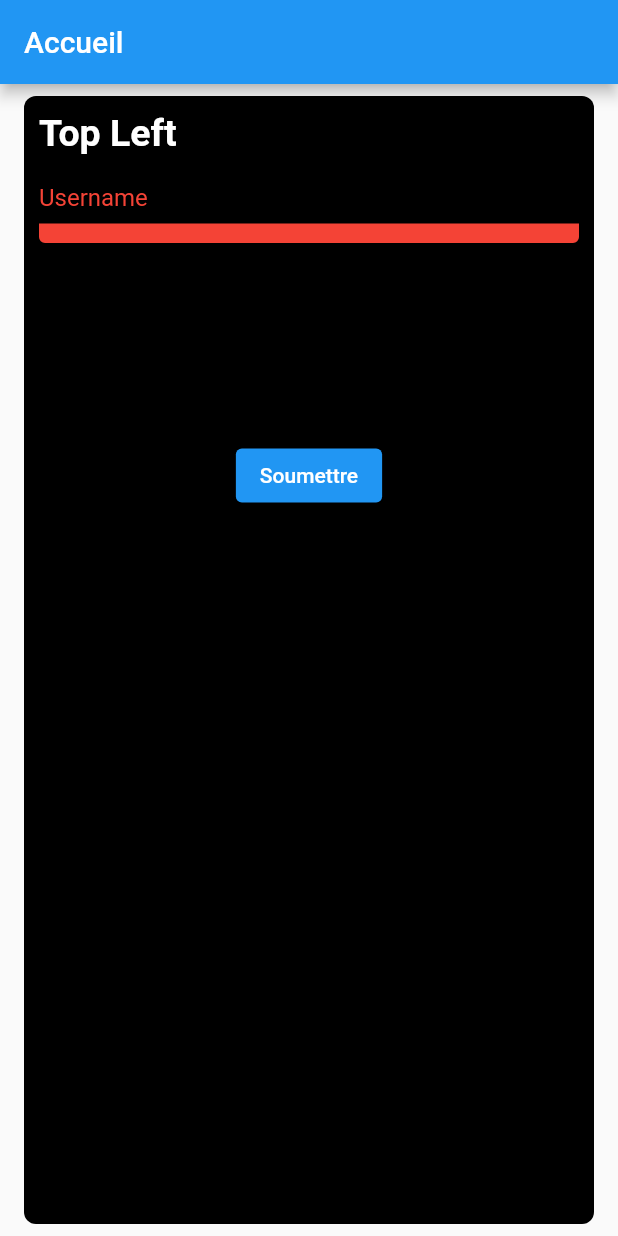
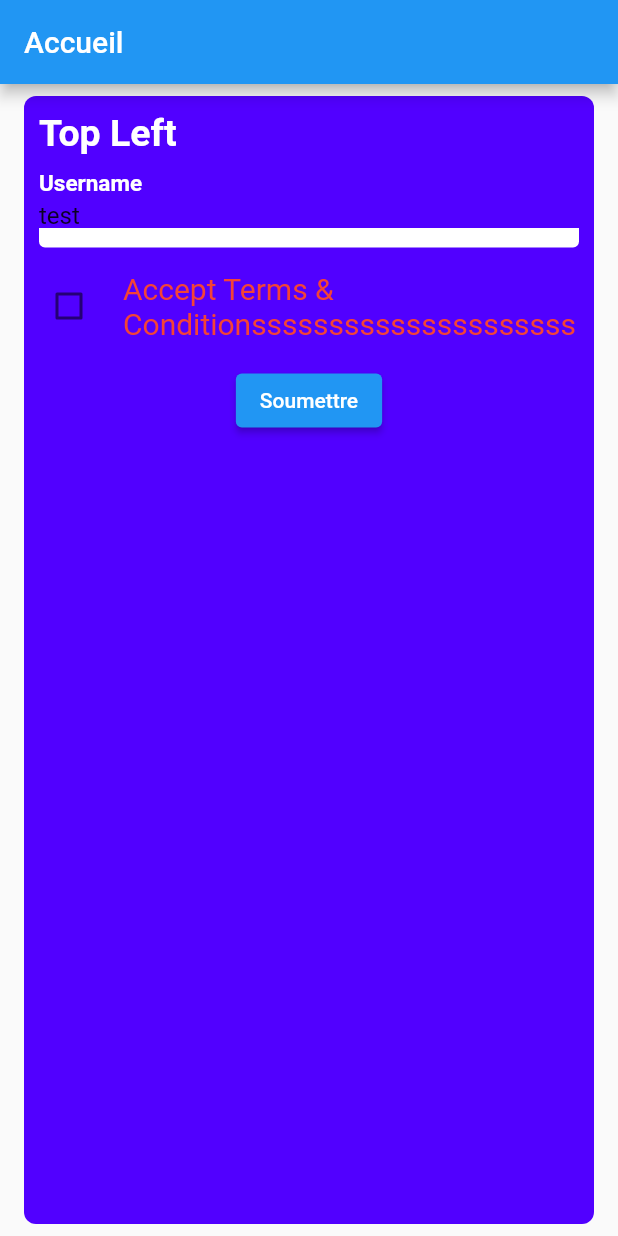
Before and after one commit to rayandu924/SimpLife, a Flutter app: the screen it shows after launch, on a phone screen of 412 x 824 dp. Run offline on Flutter 3.47's test engine with Material 2 defaults, Android fonts, the phone set to English and light mode, and no system bars; drawn by our look-alikes of flutter_form_builder; our stand-ins replace carousel_slider, fl_chart, percent_indicator.

Commit message:
clean the form system

```diff
--- a/lib/app/views/home/home_view.dart
+++ b/lib/app/views/home/home_view.dart
@@ -1,5 +1,3 @@
-import 'package:simplife/app/utils/converters/fl_spot.dart';
-import 'package:simplife/config.dart';
 import 'package:simplife/global.dart';
 
 class HomeView extends StatelessWidget {
@@ -18,25 +16,31 @@ class HomeView extends StatelessWidget {
           name: 'username',
           title: 'Username',
           type: 'TextField',
-          isRequired: true,
-          validator: ValidatorEmail),
-      FieldModel(
-          name: 'Karim', title: 'Karim', type: 'TextField', isRequired: false),
+          fieldModel: TextFieldModel(
+              colorTitle: ValueNotifier<Color>(Colors.white),
+              colorBorder: ValueNotifier<Color>(Colors.white),
+              validator: ValidatorEmail,),
+          initialValue : 'test',
+          onChanged: onChangedTextFormField,
+      ),
       FieldModel(
           name: 'acceptTerms',
-          title: 'Accept Terms & Conditions',
+          title: 'Accept Terms & Conditionsssssssssssssssssssss',
           type: 'Checkbox',
-          isRequired: true,
-          validator: ValidatorCheckbox),
+          fieldModel: CheckboxModel(
+              colorTitle: ValueNotifier<Color>(Colors.red),
+                        validator: ValidatorCheckbox,
+          ),
+          initialValue : false,
+          onChanged: onChangedCheckbox,),
     ];
-
     return Scaffold(
       appBar: AppBar(title: Text('Accueil')),
       body: Column(children: [
         Expanded(
             child: CustomTileLayout(
           tile: const custom_tile(
-            backgroundColor: Colors.black,
+            backgroundColor: Color.fromARGB(255, 81, 0, 255),
           ),
           topLeft: const Text('Top Left', style: tileTitle),
           center:custom_form(
--- /dev/null
+++ b/lib/app/views/signup/signup_view.dart
@@ -0,0 +1 @@
+import 'package:simplife/global.dart';
--- a/lib/app/widgets/CustomCheckbox.dart
+++ b/lib/app/widgets/CustomCheckbox.dart
@@ -1,16 +1,10 @@
 import 'package:simplife/global.dart';
 
 class CustomCheckbox extends StatefulWidget {
-  final String name;
-  final String title;
-  final FormFieldValidator<bool?>? validator;
-  final bool isRequired;
+  final FieldModel field;
 
   CustomCheckbox({
-    required this.name,
-    required this.title,
-    this.validator,
-    required this.isRequired,
+    required this.field,
   });
 
   @override
@@ -21,14 +15,21 @@ class _CustomCheckboxState extends State<CustomCheckbox> {
   @override
   Widget build(BuildContext context) {
     return FormBuilderCheckbox(
-      name: widget.name,
-      title: Text(widget.title),  // Utilisation de la couleur pour le titre
-      decoration: InputDecoration(
-        border: InputBorder.none,
+      name: widget.field.name,
+      title: ValueListenableBuilder<Color>(
+        valueListenable: widget.field.fieldModel.colorTitle,
+        builder: (context, color, child) {
+          return Text(
+            widget.field.title,
+            style: checkBoxTitle.copyWith(color: color),
+          );
+        },
       ),
-      validator: widget.validator,
-      activeColor: Colors.green,
-      initialValue: false,
+      validator: widget.field.fieldModel.validator,
+      initialValue: widget.field.initialValue,
+      onChanged: (value) => widget.field.onChanged({value, widget.field.fieldModel}),
+      checkColor: widget.field.fieldModel.colorCheck,
+      activeColor: widget.field.fieldModel.colorActive,
     );
   }
 }
--- a/lib/app/widgets/CustomTextField.dart
+++ b/lib/app/widgets/CustomTextField.dart
@@ -1,16 +1,10 @@
 import 'package:simplife/global.dart';
 
 class CustomTextField extends StatefulWidget {
-  final String name;
-  final String labelText;
-  final FormFieldValidator<String?>? validator;
-  final bool isRequired;
+  final FieldModel field;
 
   CustomTextField({
-    required this.name,
-    required this.labelText,
-    this.validator,
-    required this.isRequired,
+    required this.field,
   });
 
   @override
@@ -18,63 +12,47 @@ class CustomTextField extends StatefulWidget {
 }
 
 class _CustomTextFieldState extends State<CustomTextField> {
-  final TextEditingController _controller = TextEditingController();
-  final ValueNotifier<Color> _borderColor = ValueNotifier<Color>(Colors.black);
-
-@override
-void initState() {
-  super.initState();
-
-  _borderColor.value = widget.isRequired ? Colors.red : Colors.black;
-
-  _controller.addListener(() {
-    if (widget.validator != null) {
-      String? errorText = widget.validator!(_controller.text);
-    if (_controller.text.isEmpty) {
-      if (widget.isRequired) {
-        _borderColor.value = Colors.red;
-      } else {
-        _borderColor.value = Colors.black;
-      }
-    } else if (errorText == null) {
-      _borderColor.value = Colors.green;
-    } else {
-      _borderColor.value = Colors.orange;
-    }
-      // Force la mise à jour de l'état du champ.
-      setState(() {});
-    }
-  });
-}
-
-
   @override
   Widget build(BuildContext context) {
     return ValueListenableBuilder<Color>(
-      valueListenable: _borderColor,
-      builder: (context, color, child) {
-        return FormBuilderTextField(
-          name: widget.name,
-          controller: _controller,
-          decoration: InputDecoration(
-              enabledBorder: UnderlineInputBorder(borderSide: BorderSide(color: color,width: 13), borderRadius: BorderRadius.circular(4)),
-              focusedBorder: UnderlineInputBorder(borderSide: BorderSide(color: color,width: 13), borderRadius: BorderRadius.circular(4)),
-              focusedErrorBorder: UnderlineInputBorder(borderSide: BorderSide(color: color,width: 13), borderRadius: BorderRadius.circular(4)),
-              errorBorder: UnderlineInputBorder(borderSide: BorderSide(color: color,width: 13), borderRadius: BorderRadius.circular(4)),
-              disabledBorder: UnderlineInputBorder(borderSide: BorderSide(color: color,width: 13), borderRadius: BorderRadius.circular(4)),
-              labelText: widget.labelText,
-              labelStyle: TextStyle(color: color)
+      valueListenable: widget.field.fieldModel.colorTitle,
+      builder: (context, colorTitle, child) {
+        return ValueListenableBuilder<Color>(
+          valueListenable: widget.field.fieldModel.colorBorder,
+          builder: (context, colorBorder, child) {
+            return FormBuilderTextField(
+              name: widget.field.name,
+              decoration: InputDecoration(
+                enabledBorder: UnderlineInputBorder(
+                  borderSide: BorderSide(color: colorBorder, width: 13),
+                  borderRadius: BorderRadius.circular(4)
                 ),
-          validator: widget.validator,
+                focusedBorder: UnderlineInputBorder(
+                  borderSide: BorderSide(color: colorBorder, width: 13),
+                  borderRadius: BorderRadius.circular(4)
+                ),
+                focusedErrorBorder: UnderlineInputBorder(
+                  borderSide: BorderSide(color: colorBorder, width: 13),
+                  borderRadius: BorderRadius.circular(4)
+                ),
+                errorBorder: UnderlineInputBorder(
+                  borderSide: BorderSide(color: colorBorder, width: 13),
+                  borderRadius: BorderRadius.circular(4)
+                ),
+                disabledBorder: UnderlineInputBorder(
+                  borderSide: BorderSide(color: colorBorder, width: 13),
+                  borderRadius: BorderRadius.circular(4)
+                ),
+                labelText: widget.field.title,
+                labelStyle: textFielTitle.copyWith(color: colorTitle),
+              ),
+              validator: widget.field.fieldModel.validator,
+              initialValue: widget.field.initialValue,
+              onChanged: (value) => widget.field.onChanged({value, widget.field.fieldModel}),
+            );
+          },
         );
       },
     );
   }
-
-  @override
-  void dispose() {
-    _controller.dispose();
-    _borderColor.dispose();
-    super.dispose();
-  }
 }
--- a/lib/app/widgets/custom_form.dart
+++ b/lib/app/widgets/custom_form.dart
@@ -1,18 +1,46 @@
 import 'package:simplife/global.dart';
 
 class FieldModel {
+  final String type;
   final String name;
   final String title;
-  final String? type;
-  final bool isRequired;
-  final FormFieldValidator? validator; // Ajout de la fonction de validation ici
+  final ValueChanged<dynamic> onChanged;
+  final dynamic initialValue;
+  final dynamic fieldModel;
 
   FieldModel({
+    required this.type,
     required this.name,
-    required this.type,
-    this.title = '',
-    this.isRequired = true,
-    this.validator, // Ce champ peut être optionnel selon vos besoins
+    required this.title,
+    required this.onChanged,
+    required this.initialValue,
+    required this.fieldModel,
+  });
+}
+
+class TextFieldModel {
+  final ValueNotifier<Color> colorTitle;
+  final ValueNotifier<Color> colorBorder;
+  final FormFieldValidator<dynamic> validator;
+
+  TextFieldModel({
+    required this.colorTitle,
+    required this.colorBorder,
+    required this.validator,
+  });
+}
+
+class CheckboxModel {
+  final ValueNotifier<Color> colorTitle;
+  final Color colorCheck;
+  final Color colorActive;
+  final FormFieldValidator<dynamic> validator;
+
+  CheckboxModel({
+    required this.colorTitle,
+    this.colorCheck = Colors.white,
+    this.colorActive = Colors.green,
+    required this.validator,
   });
 }
 
@@ -57,17 +85,11 @@ class custom_form extends StatelessWidget {
     switch (field.type) {
       case 'Checkbox':
         return CustomCheckbox(
-          name: field.name,
-          title: field.title,
-          validator: field.validator,
-          isRequired: field.isRequired,
+          field: field,
         );
       case 'TextField':
         return CustomTextField(
-          name: field.name,
-          labelText: field.title,
-          validator: field.validator,
-          isRequired: field.isRequired,
+          field: field,
         );
       default:
         return SizedBox.shrink();
--- a/lib/theme/styles.dart
+++ b/lib/theme/styles.dart
@@ -9,3 +9,15 @@ const TextStyle tileTitle = TextStyle(
   fontWeight: FontWeight.bold,
   color: Colors.white,
 );
+
+const TextStyle textFielTitle = TextStyle(
+  fontSize: 20,
+  fontWeight: FontWeight.bold,
+  color: Colors.white,
+);
+
+//ccheck box text
+const TextStyle checkBoxTitle = TextStyle(
+  fontSize: 20,
+  color: Colors.white,
+);
```
Also changed, not shown: lib/app/utils/form/onChanged.dart (added, +32 -0 lines), lib/app/utils/form/validator.dart (renamed from lib/app/utils/validators/ValidatorEmail.dart, +8 -0 lines), lib/app/utils/validators/ValidatorCheckbox.dart (deleted, +0 -8 lines), lib/app/views/login/login_model.dart (added, +20 -0 lines), lib/app/views/login/login_view.dart (added, +23 -0 lines), lib/app/views/signup/signup_model.dart (added, +32 -0 lines), lib/global.dart (+17 -5 lines).
